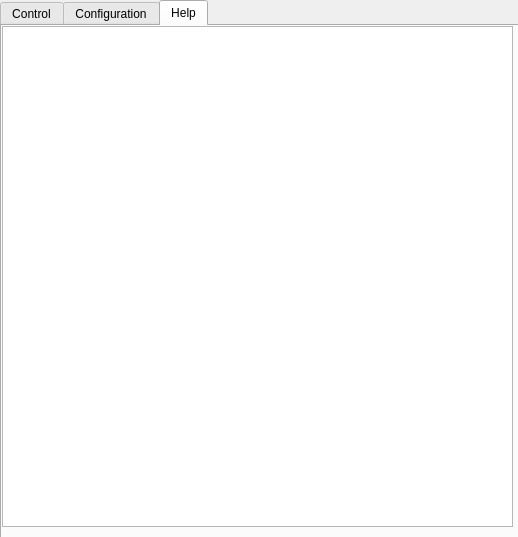
This is CosmoGui.ui in GuenterQuast/picoCosmo_dev as Qt 5 draws it before an edit. The edited form follows.
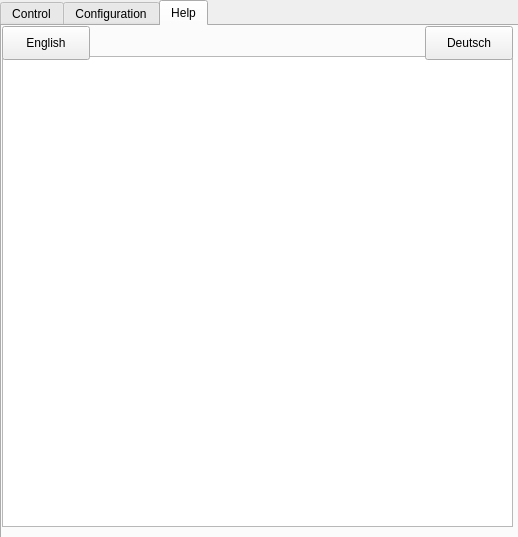
This is the edited form. The open tabs and pages were chosen to show the change. Icons and pictures are not drawn.

What changed in the file:
```diff
--- a/CosmoGui.ui
+++ b/CosmoGui.ui
@@ -443,9 +443,9 @@
       <property name="geometry">
        <rect>
         <x>0</x>
-        <y>0</y>
+        <y>30</y>
         <width>511</width>
-        <height>501</height>
+        <height>471</height>
        </rect>
       </property>
       <property name="undoRedoEnabled">
@@ -458,6 +458,40 @@
        <string notr="true"/>
       </property>
      </widget>
+     <widget class="QPushButton" name="PB_Help">
+      <property name="geometry">
+       <rect>
+        <x>0</x>
+        <y>0</y>
+        <width>88</width>
+        <height>34</height>
+       </rect>
+      </property>
+      <property name="text">
+       <string>English</string>
+      </property>
+      <property name="icon">
+       <iconset>
+        <normaloff>images/flagUK.png</normaloff>images/flagUK.png</iconset>
+      </property>
+     </widget>
+     <widget class="QPushButton" name="PB_Hilfe">
+      <property name="geometry">
+       <rect>
+        <x>423</x>
+        <y>0</y>
+        <width>88</width>
+        <height>34</height>
+       </rect>
+      </property>
+      <property name="text">
+       <string>Deutsch</string>
+      </property>
+      <property name="icon">
+       <iconset>
+        <normaloff>images/flagDE.png</normaloff>images/flagDE.png</iconset>
+      </property>
+     </widget>
     </widget>
    </widget>
   </widget>
```
